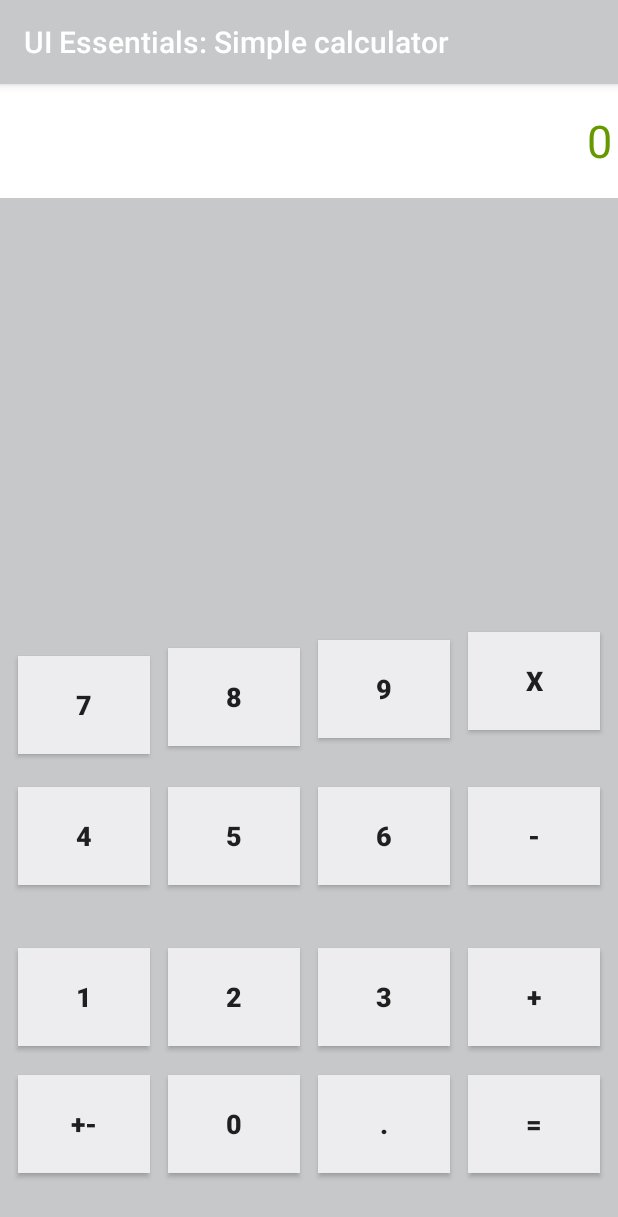
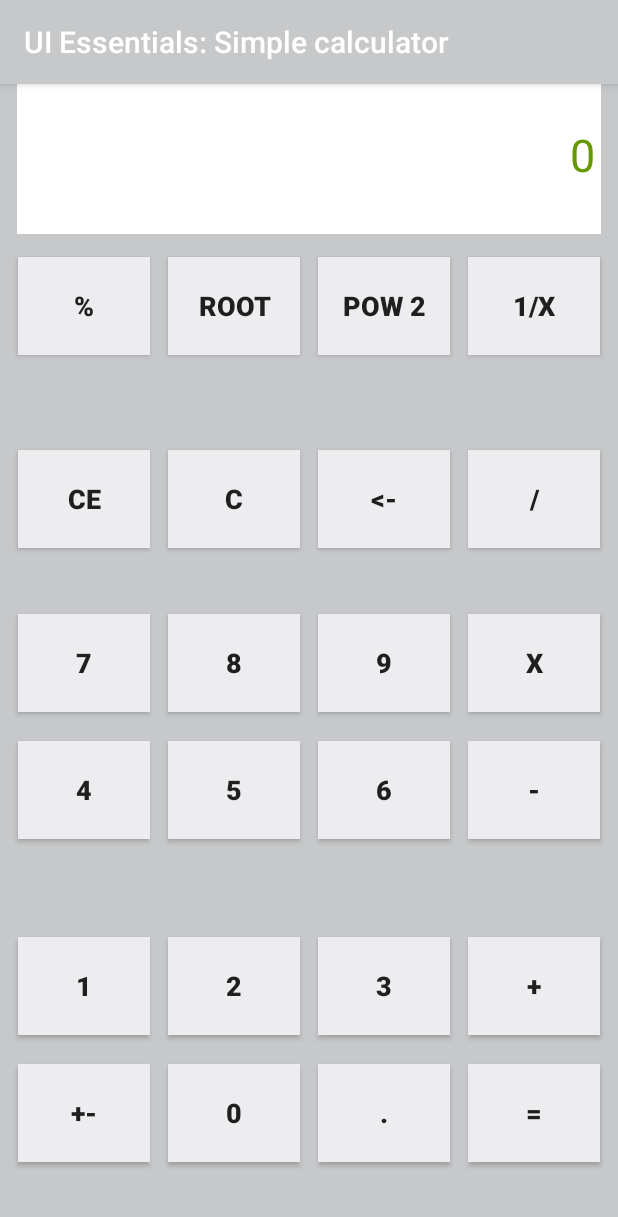
Before and after one commit to ikostan/Android_UI_Essentials, an Android app: the screen it shows after launch (MainActivity), on a phone screen of 412 x 824 dp. Shown: the top 1217 px of the screen. Run offline under Robolectric (Android 15) with nearby library versions, the phone set to English and light mode, and no system bars.

Commit message:
Calculator GUI - fixed UI + updated strings xml file

```diff
--- a/app/src/main/res/layout/activity_main.xml
+++ b/app/src/main/res/layout/activity_main.xml
@@ -10,112 +10,214 @@
     <TextView
         android:id="@+id/txtScreen"
         android:layout_width="0dp"
-        android:layout_height="76dp"
+        android:layout_height="105dp"
+        android:layout_marginBottom="8dp"
+        android:layout_marginLeft="11dp"
+        android:layout_marginRight="11dp"
         android:background="@android:color/background_light"
         android:gravity="right|center"
         android:paddingRight="4dp"
         android:text="@string/original_text"
         android:textColor="@android:color/holo_green_dark"
         android:textSize="30sp"
+        app:layout_constraintBottom_toTopOf="@+id/guidelineHor7"
         app:layout_constraintHorizontal_bias="0.0"
         app:layout_constraintLeft_toLeftOf="parent"
         app:layout_constraintRight_toRightOf="parent"
-        tools:ignore="MissingConstraints"
-        tools:layout_editor_absoluteY="2dp" />
+        tools:ignore="MissingConstraints" />
+
+    <android.support.constraint.Guideline
+        android:id="@+id/guidelineHor7"
+        android:layout_width="wrap_content"
+        android:layout_height="wrap_content"
+        android:orientation="horizontal"
+        app:layout_constraintGuide_percent="0.14" />
+
+    <Button
+        android:id="@+id/btn_oneDevX"
+        android:layout_width="88dp"
+        android:layout_height="65dp"
+        android:background="@color/colorPrimaryDark"
+        android:text="@string/btn_one_dev_x"
+        android:textSize="18sp"
+        android:textStyle="bold"
+        app:layout_constraintRight_toRightOf="parent"
+        app:layout_constraintTop_toTopOf="@+id/btn_pow"
+        app:layout_constraintLeft_toRightOf="@+id/btn_pow" />
+
+    <Button
+        android:id="@+id/btn_pow"
+        android:layout_width="88dp"
+        android:layout_height="65dp"
+        android:background="@color/colorPrimaryDark"
+        android:text="@string/btn_pow_2"
+        android:textSize="18sp"
+        android:textStyle="bold"
+        app:layout_constraintRight_toLeftOf="@+id/btn_oneDevX"
+        app:layout_constraintTop_toTopOf="@+id/btn_root"
+        app:layout_constraintLeft_toRightOf="@+id/btn_root" />
+
+    <Button
+        android:id="@+id/btn_root"
+        android:layout_width="88dp"
+        android:layout_height="65dp"
+        android:background="@color/colorPrimaryDark"
+        android:text="@string/btn_root"
+        android:textSize="18sp"
+        android:textStyle="bold"
+        app:layout_constraintRight_toLeftOf="@+id/btn_pow"
+        app:layout_constraintTop_toTopOf="@+id/btnPercent"
+        app:layout_constraintLeft_toRightOf="@+id/btnPercent" />
+
+    <Button
+        android:id="@+id/btnPercent"
+        android:layout_width="88dp"
+        android:layout_height="65dp"
+        android:background="@color/colorPrimaryDark"
+        android:text="@string/btn_prcnt"
+        android:textSize="18sp"
+        android:textStyle="bold"
+        app:layout_constraintTop_toTopOf="@+id/guidelineHor7"
+        android:layout_marginTop="8dp"
+        android:layout_marginBottom="8dp"
+        app:layout_constraintBottom_toTopOf="@+id/btnCE"
+        app:layout_constraintLeft_toLeftOf="parent"
+        app:layout_constraintVertical_bias="0.0"
+        app:layout_constraintRight_toLeftOf="@+id/btn_root" />
 
     <android.support.constraint.Guideline
         android:id="@+id/guidelineHor6"
         android:layout_width="wrap_content"
         android:layout_height="wrap_content"
         android:orientation="horizontal"
-        app:layout_constraintGuide_percent="0.2"
-        tools:layout_editor_absoluteY="102dp"
-        tools:layout_editor_absoluteX="0dp" />
+        app:layout_constraintGuide_percent="0.31" />
+
+    <Button
+        android:id="@+id/btnDevide"
+        android:layout_width="88dp"
+        android:layout_height="65dp"
+        android:background="@color/colorPrimaryDark"
+        android:text="@string/btn_devision"
+        android:textSize="18sp"
+        android:textStyle="bold"
+        app:layout_constraintRight_toRightOf="parent"
+        app:layout_constraintTop_toTopOf="@+id/btnDelete"
+        app:layout_constraintLeft_toRightOf="@+id/btnDelete" />
+
+    <Button
+        android:id="@+id/btnDelete"
+        android:layout_width="88dp"
+        android:layout_height="65dp"
+        android:background="@color/colorPrimaryDark"
+        android:text="@string/btn_delete"
+        android:textSize="18sp"
+        android:textStyle="bold"
+        app:layout_constraintRight_toLeftOf="@+id/btnDevide"
+        app:layout_constraintTop_toTopOf="@+id/btnC"
+        app:layout_constraintLeft_toRightOf="@+id/btnC" />
+
+    <Button
+        android:id="@+id/btnC"
+        android:layout_width="88dp"
+        android:layout_height="65dp"
+        android:background="@color/colorPrimaryDark"
+        android:text="@string/btn_c"
+        android:textSize="18sp"
+        android:textStyle="bold"
+        app:layout_constraintRight_toLeftOf="@+id/btnDelete"
+        app:layout_constraintTop_toTopOf="@+id/btnCE"
+        app:layout_constraintLeft_toRightOf="@+id/btnCE" />
+
+    <Button
+        android:id="@+id/btnCE"
+        android:layout_width="88dp"
+        android:layout_height="65dp"
+        android:background="@color/colorPrimaryDark"
+        android:text="@string/btn_ce"
+        android:textSize="18sp"
+        android:textStyle="bold"
+        app:layout_constraintTop_toTopOf="@+id/guidelineHor6"
+        android:layout_marginTop="8dp"
+        android:layout_marginBottom="8dp"
+        app:layout_constraintBottom_toTopOf="@+id/guidelineHor5"
+        app:layout_constraintLeft_toLeftOf="parent"
+        app:layout_constraintRight_toLeftOf="@+id/btnC"
+        app:layout_constraintVertical_bias="0.555" />
 
     <android.support.constraint.Guideline
         android:id="@+id/guidelineHor5"
         android:layout_width="wrap_content"
         android:layout_height="wrap_content"
         android:orientation="horizontal"
-        app:layout_constraintGuide_percent="0.45" />
+        app:layout_constraintGuide_percent="0.41" />
 
     <Button
         android:id="@+id/btnMult"
         android:layout_width="88dp"
         android:layout_height="65dp"
         android:background="@color/colorPrimaryDark"
-        android:text="x"
+        android:text="@string/btn_x"
         android:textSize="18sp"
         android:textStyle="bold"
-        tools:ignore="HardcodedText"
         app:layout_constraintRight_toRightOf="parent"
         app:layout_constraintTop_toTopOf="@+id/btn9"
-        app:layout_constraintLeft_toRightOf="@+id/btn9"
-        android:layout_marginTop="-5dp" />
+        app:layout_constraintLeft_toRightOf="@+id/btn9" />
 
     <Button
         android:id="@+id/btn9"
         android:layout_width="88dp"
         android:layout_height="65dp"
         android:background="@color/colorPrimaryDark"
-        android:text="9"
+        android:text="@string/btn_9"
         android:textSize="18sp"
         android:textStyle="bold"
-        tools:ignore="HardcodedText"
         app:layout_constraintRight_toLeftOf="@+id/btnMult"
         app:layout_constraintTop_toTopOf="@+id/btn8"
-        app:layout_constraintLeft_toRightOf="@+id/btn8"
-        android:layout_marginTop="-5dp" />
+        app:layout_constraintLeft_toRightOf="@+id/btn8" />
 
     <Button
         android:id="@+id/btn8"
         android:layout_width="88dp"
         android:layout_height="65dp"
         android:background="@color/colorPrimaryDark"
-        android:text="8"
+        android:text="@string/btn_8"
         android:textSize="18sp"
         android:textStyle="bold"
-        tools:ignore="HardcodedText"
-        app:layout_constraintRight_toLeftOf="@+id/btn9"
+        app:layout_constraintLeft_toRightOf="@+id/btn7"
         app:layout_constraintTop_toTopOf="@+id/btn7"
-        app:layout_constraintLeft_toRightOf="@+id/btn7"
-        android:layout_marginTop="-5dp" />
+        app:layout_constraintRight_toLeftOf="@+id/btn9" />
 
     <Button
         android:id="@+id/btn7"
         android:layout_width="88dp"
         android:layout_height="65dp"
         android:background="@color/colorPrimaryDark"
-        android:text="7"
+        android:text="@string/btn_7"
         android:textSize="18sp"
         android:textStyle="bold"
-        tools:ignore="HardcodedText"
         app:layout_constraintTop_toTopOf="@+id/guidelineHor5"
         android:layout_marginTop="31dp"
         android:layout_marginBottom="8dp"
         app:layout_constraintBottom_toTopOf="@+id/guidelineHor4"
         app:layout_constraintLeft_toLeftOf="parent"
         app:layout_constraintRight_toLeftOf="@+id/btn8"
-        app:layout_constraintVertical_bias="0.43" />
+        app:layout_constraintVertical_bias="0.666" />
 
     <android.support.constraint.Guideline
         android:id="@+id/guidelineHor4"
         android:layout_width="wrap_content"
         android:layout_height="wrap_content"
         android:orientation="horizontal"
-        app:layout_constraintGuide_percent="0.6"
-        tools:layout_editor_absoluteY="307dp"
-        tools:layout_editor_absoluteX="0dp" />
+        app:layout_constraintGuide_percent="0.56" />
 
     <Button
         android:id="@+id/btnMinus"
         android:layout_width="88dp"
         android:layout_height="65dp"
         android:background="@color/colorPrimaryDark"
-        android:text="-"
+        android:text="@string/btn_minus"
         android:textSize="18sp"
         android:textStyle="bold"
-        tools:ignore="HardcodedText"
         app:layout_constraintRight_toRightOf="parent"
         app:layout_constraintLeft_toRightOf="@+id/btn6"
         app:layout_constraintTop_toTopOf="@+id/btn6" />
@@ -125,10 +227,9 @@
         android:layout_width="88dp"
         android:layout_height="65dp"
         android:background="@color/colorPrimaryDark"
-        android:text="6"
+        android:text="@string/btn_6"
         android:textSize="18sp"
         android:textStyle="bold"
-        tools:ignore="HardcodedText"
         app:layout_constraintTop_toTopOf="@+id/btn5"
         app:layout_constraintLeft_toRightOf="@+id/btn5"
         app:layout_constraintRight_toLeftOf="@+id/btnMinus" />
@@ -138,10 +239,9 @@
         android:layout_width="88dp"
         android:layout_height="65dp"
         android:background="@color/colorPrimaryDark"
-        android:text="5"
+        android:text="@string/btn_5"
         android:textSize="18sp"
         android:textStyle="bold"
-        tools:ignore="HardcodedText"
         app:layout_constraintRight_toLeftOf="@+id/btn6"
         app:layout_constraintTop_toTopOf="@+id/btn4"
         app:layout_constraintLeft_toRightOf="@+id/btn4" />
@@ -153,13 +253,12 @@
         android:layout_marginBottom="39dp"
         android:layout_marginTop="8dp"
         android:background="@color/colorPrimaryDark"
-        android:text="4"
+        android:text="@string/btn_4"
         android:textSize="18sp"
         android:textStyle="bold"
         app:layout_constraintBottom_toTopOf="@+id/guidelineHor3"
         app:layout_constraintLeft_toLeftOf="parent"
         app:layout_constraintTop_toTopOf="@+id/guidelineHor4"
-        tools:ignore="HardcodedText"
         app:layout_constraintRight_toLeftOf="@+id/btn5"
         app:layout_constraintVertical_bias="0.0" />
 
@@ -168,9 +267,7 @@
         android:layout_width="wrap_content"
         android:layout_height="wrap_content"
         android:orientation="horizontal"
-        app:layout_constraintGuide_percent="0.75"
-        tools:layout_editor_absoluteY="384dp"
-        tools:layout_editor_absoluteX="0dp" />
+        app:layout_constraintGuide_percent="0.74" />
 
     <Button
         android:id="@+id/btnPlus"
@@ -221,15 +318,14 @@
         app:layout_constraintBottom_toTopOf="@+id/guidelineHor2"
         app:layout_constraintLeft_toLeftOf="parent"
         app:layout_constraintRight_toLeftOf="@+id/btn2"
-        app:layout_constraintTop_toTopOf="@+id/guidelineHor3"
-        tools:ignore="HardcodedText" />
+        app:layout_constraintTop_toTopOf="@+id/guidelineHor3" />
 
     <android.support.constraint.Guideline
         android:id="@+id/guidelineHor2"
         android:layout_width="wrap_content"
         android:layout_height="wrap_content"
         android:orientation="horizontal"
-        app:layout_constraintGuide_percent="0.85"
+        app:layout_constraintGuide_percent="0.84"
         tools:layout_editor_absoluteY="435dp"
         tools:layout_editor_absoluteX="0dp" />
 
@@ -290,7 +386,7 @@
         android:layout_width="wrap_content"
         android:layout_height="wrap_content"
         android:orientation="horizontal"
-        app:layout_constraintGuide_percent="0.99"
+        app:layout_constraintGuide_percent="1"
         tools:layout_editor_absoluteY="506dp"
         tools:layout_editor_absoluteX="0dp" />
 
--- a/app/src/main/res/values/strings.xml
+++ b/app/src/main/res/values/strings.xml
@@ -2,11 +2,27 @@
     <string name="app_name">UI Essentials: Simple calculator</string>
     <string name="original_text">0</string>
     <string name="plus">+</string>
+    <string name="btn_0">0</string>
     <string name="btn_1">1</string>
     <string name="btn_2">2</string>
     <string name="btn_3">3</string>
+    <string name="btn_4">4</string>
+    <string name="btn_5">5</string>
+    <string name="btn_6">6</string>
+    <string name="btn_7">7</string>
+    <string name="btn_8">8</string>
+    <string name="btn_9">9</string>
+    <string name="btn_prcnt">%</string>
     <string name="btn_pl_min">+-</string>
-    <string name="btn_0">0</string>
     <string name="btn_equal">=</string>
     <string name="btn_dot">.</string>
+    <string name="btn_minus">-</string>
+    <string name="btn_x">x</string>
+    <string name="btn_devision">/</string>
+    <string name="btn_delete"><![CDATA[<-]]></string>
+    <string name="btn_c">C</string>
+    <string name="btn_ce">CE</string>
+    <string name="btn_one_dev_x">1/x</string>
+    <string name="btn_pow_2">pow 2</string>
+    <string name="btn_root">root</string>
 </resources>
```
